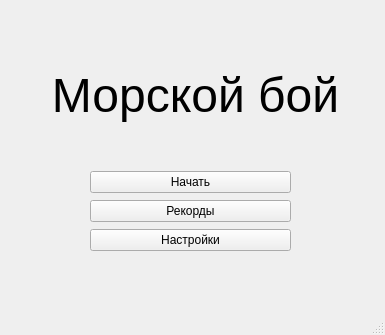
ivanprokoff/seabattle_, file main.ui: the form before one commit.
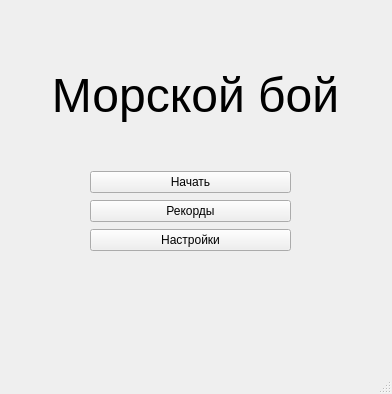
The form after the commit.

```diff
--- a/main.ui
+++ b/main.ui
@@ -6,13 +6,39 @@
    <rect>
     <x>0</x>
     <y>0</y>
-    <width>385</width>
-    <height>335</height>
-   </rect>
-  </property>
+                <width>392</width>
+                <height>394</height>
+            </rect>
+        </property>
+        <property name="sizePolicy">
+            <sizepolicy hsizetype="Fixed" vsizetype="Fixed">
+                <horstretch>0</horstretch>
+                <verstretch>0</verstretch>
+            </sizepolicy>
+        </property>
+        <property name="minimumSize">
+            <size>
+                <width>0</width>
+                <height>0</height>
+            </size>
+        </property>
+        <property name="maximumSize">
+            <size>
+                <width>16777215</width>
+                <height>16777215</height>
+            </size>
+        </property>
+        <property name="contextMenuPolicy">
+            <enum>Qt::ActionsContextMenu</enum>
+        </property>
   <property name="windowTitle">
    <string>MainWindow</string>
   </property>
+        <property name="styleSheet">
+            <string notr="true">background-color: qlineargradient(spread:pad, x1:0, y1:0, x2:1, y2:1, stop:0 rgba(0,
+                104, 178, 255), stop:1 rgba(255, 255, 255, 255));
+            </string>
+        </property>
   <widget class="QWidget" name="centralwidget">
    <widget class="QLabel" name="start_text">
     <property name="geometry">
```
Left out of the diff: 9 changed lines with no effect on the pictures. Lines whose indentation alone changed are shown as unchanged.
